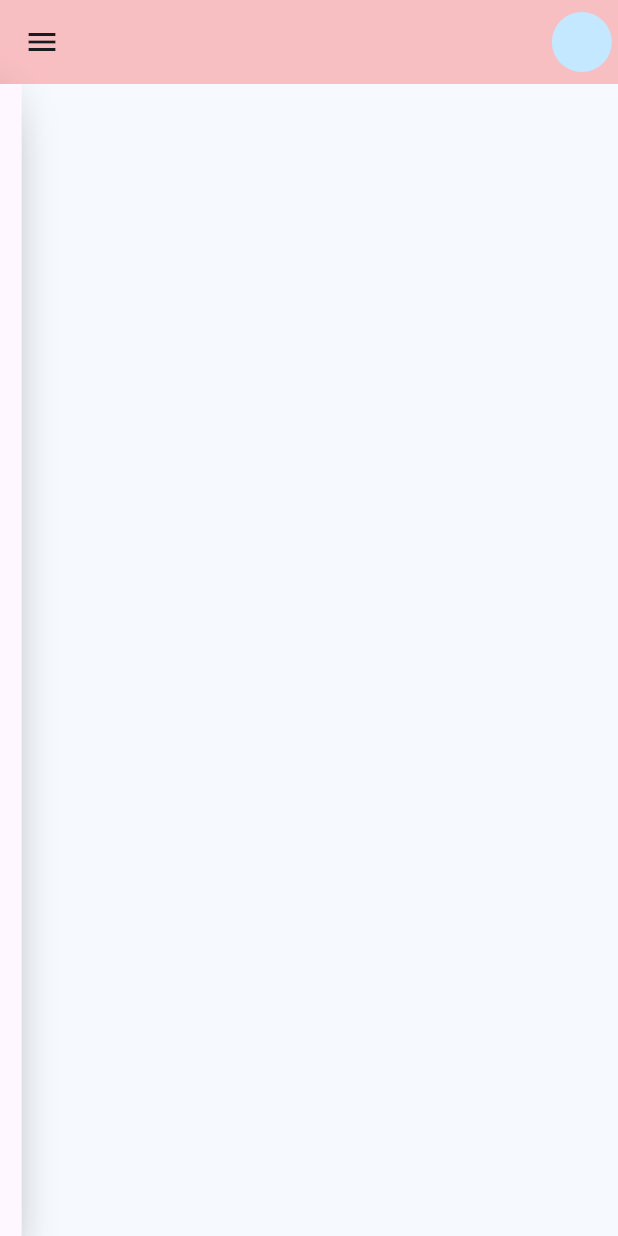
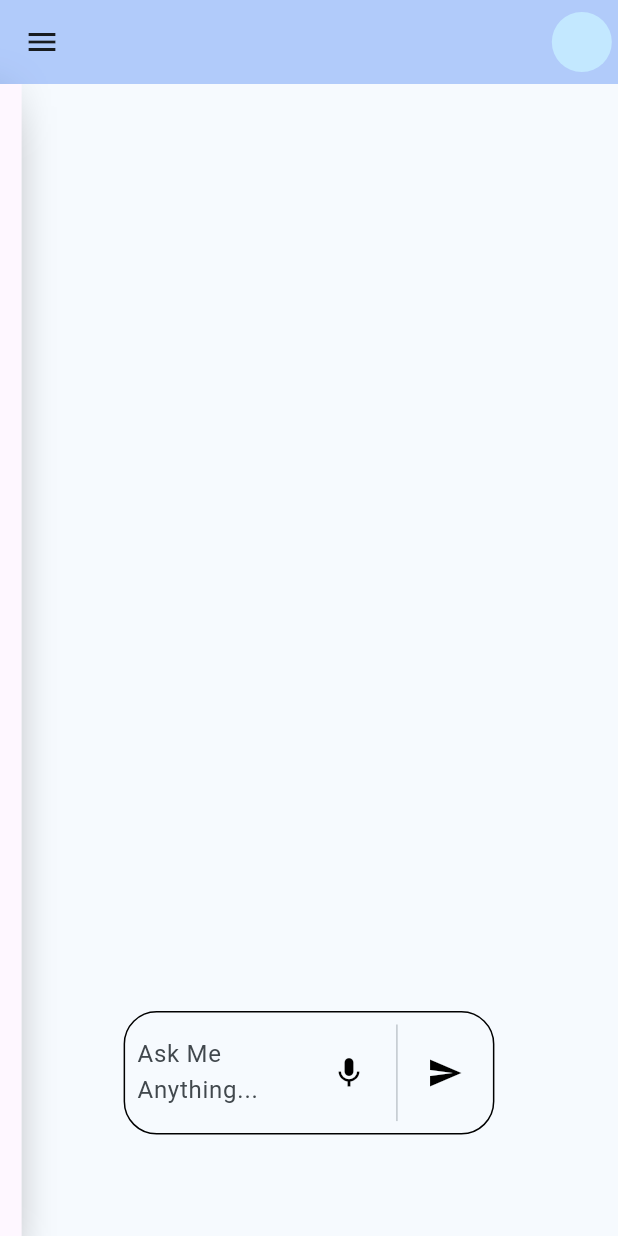
Before and after one commit to TheBenedict09/SmartBot-WS24, a Flutter app: the screen it shows after launch, on a phone screen of 412 x 824 dp. Run offline on Flutter 3.47's test engine with Material 3 defaults, Android fonts, the phone set to English and light mode, and no system bars.

Commit message:
v0.0.1(Dialogue Box)

```diff
--- /dev/null
+++ b/lib/colors.dart
@@ -0,0 +1,3 @@
+import 'package:flutter/material.dart';
+
+var c1 = Color(0xff125ef2);
--- /dev/null
+++ b/lib/components/dialoguebox.dart
@@ -0,0 +1,70 @@
+import 'package:flutter/material.dart';
+import 'package:walmart_sparkathon_2024/colors.dart';
+
+class DialogueBox extends StatelessWidget {
+  const DialogueBox({
+    super.key,
+    required bool isFocused,
+    required FocusNode focusNode,
+  }) : _isFocused = isFocused, _focusNode = focusNode;
+
+  final bool _isFocused;
+  final FocusNode _focusNode;
+
+  @override
+  Widget build(BuildContext context) {
+    return Positioned(
+      top: MediaQuery.sizeOf(context).height * 0.75,
+      left: (MediaQuery.sizeOf(context).width -
+              MediaQuery.sizeOf(context).width * 0.6) /
+          2,
+      child: Container(
+        width: MediaQuery.sizeOf(context).width * 0.6,
+        height: MediaQuery.sizeOf(context).height * 0.1,
+        decoration: BoxDecoration(
+          borderRadius: BorderRadius.circular(22),
+          border: Border.all(
+            width: 1,
+            color: _isFocused ? c1 : Colors.black,
+          ),
+        ),
+        child: Padding(
+          padding: const EdgeInsets.all(8.0),
+          child: Row(
+            children: [
+              Expanded(
+                child: TextField(
+                  focusNode: _focusNode,
+                  decoration: const InputDecoration(
+                    border: InputBorder.none,
+                    hintText: "Ask Me Anything...",
+                  ),
+                  maxLines: null,
+                ),
+              ),
+              Row(
+                children: [
+                  IconButton(
+                    onPressed: () => {},
+                    color: _isFocused ? c1 : Colors.black,
+                    icon: const Icon(
+                      Icons.mic,
+                    ),
+                  ),
+                  const VerticalDivider(),
+                  IconButton(
+                    onPressed: () {},
+                    color: _isFocused ? c1 : Colors.black,
+                    icon: const Icon(
+                      Icons.send,
+                    ),
+                  )
+                ],
+              )
+            ],
+          ),
+        ),
+      ),
+    );
+  }
+}
--- a/lib/main.dart
+++ b/lib/main.dart
@@ -16,6 +16,7 @@ class MyApp extends StatelessWidget {
         colorScheme: ColorScheme.fromSeed(seedColor: Colors.lightBlueAccent),
         useMaterial3: true,
       ),
+
       debugShowCheckedModeBanner: false,
       home: const HomePage(),
     );
--- a/lib/pages/homepage.dart
+++ b/lib/pages/homepage.dart
@@ -1,4 +1,6 @@
 import 'package:flutter/material.dart';
+import 'package:walmart_sparkathon_2024/colors.dart';
+import 'package:walmart_sparkathon_2024/components/dialoguebox.dart';
 
 class HomePage extends StatefulWidget {
   const HomePage({super.key});
@@ -8,13 +10,34 @@ class HomePage extends StatefulWidget {
 }
 
 class _HomePageState extends State<HomePage> {
+  final FocusNode _focusNode = FocusNode();
+  bool _isFocused = false;
+
+  @override
+  void initState() {
+    super.initState();
+    _focusNode.addListener(_onFocusChange);
+  }
+
+  void _onFocusChange() {
+    setState(() {
+      _isFocused = _focusNode.hasFocus;
+    });
+  }
+
+  @override
+  void dispose() {
+    _focusNode.dispose();
+    super.dispose();
+  }
+
   @override
   Widget build(BuildContext context) {
     return Scaffold(
       appBar: AppBar(
-        backgroundColor: const Color(0xfffe3737).withOpacity(0.3),
+        backgroundColor: c1.withOpacity(0.3),
         actions: [
-          CircleAvatar(),
+          const CircleAvatar(),
           SizedBox(
             width: MediaQuery.sizeOf(context).width * 0.01,
           )
@@ -24,12 +47,17 @@ class _HomePageState extends State<HomePage> {
         width: MediaQuery.sizeOf(context).width * 0.2,
         backgroundColor: const Color(0xfffef7ff),
       ),
-      body: const SizedBox(
-        width: double.infinity,
-        height: double.infinity,
-        child: Row(
-          children: [SideBar()],
-        ),
+      body: Stack(
+        children: [
+          const SizedBox(
+            width: double.infinity,
+            height: double.infinity,
+            child: Row(
+              children: [SideBar()],
+            ),
+          ),
+          DialogueBox(isFocused: _isFocused, focusNode: _focusNode)
+        ],
       ),
     );
   }
```
